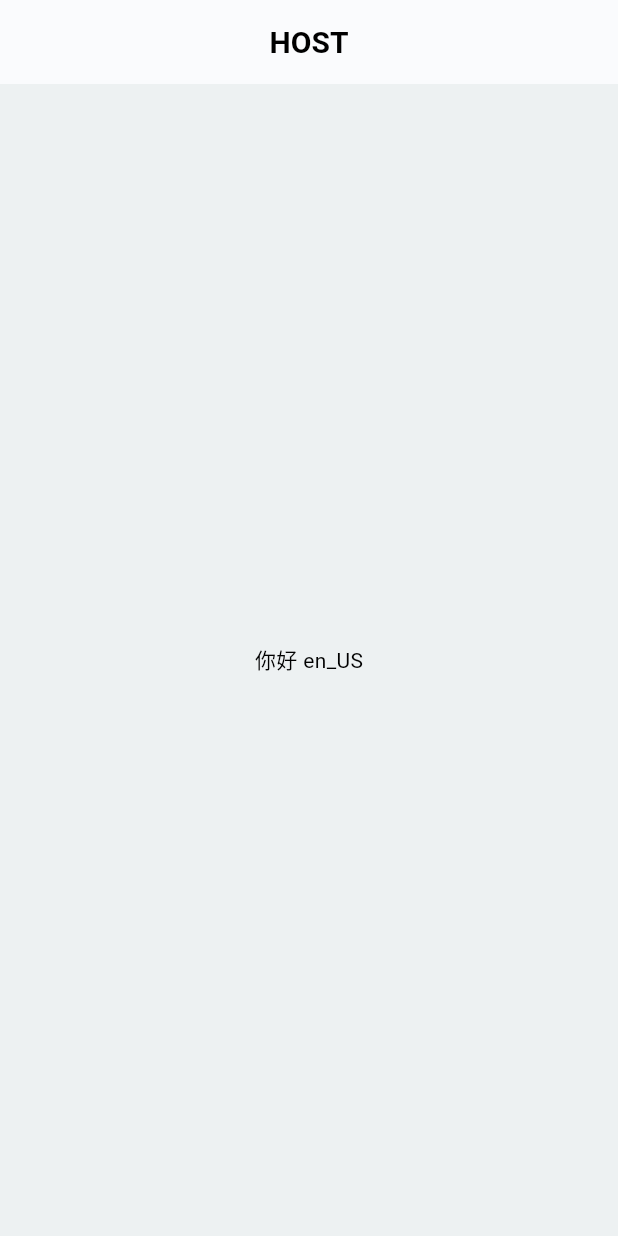
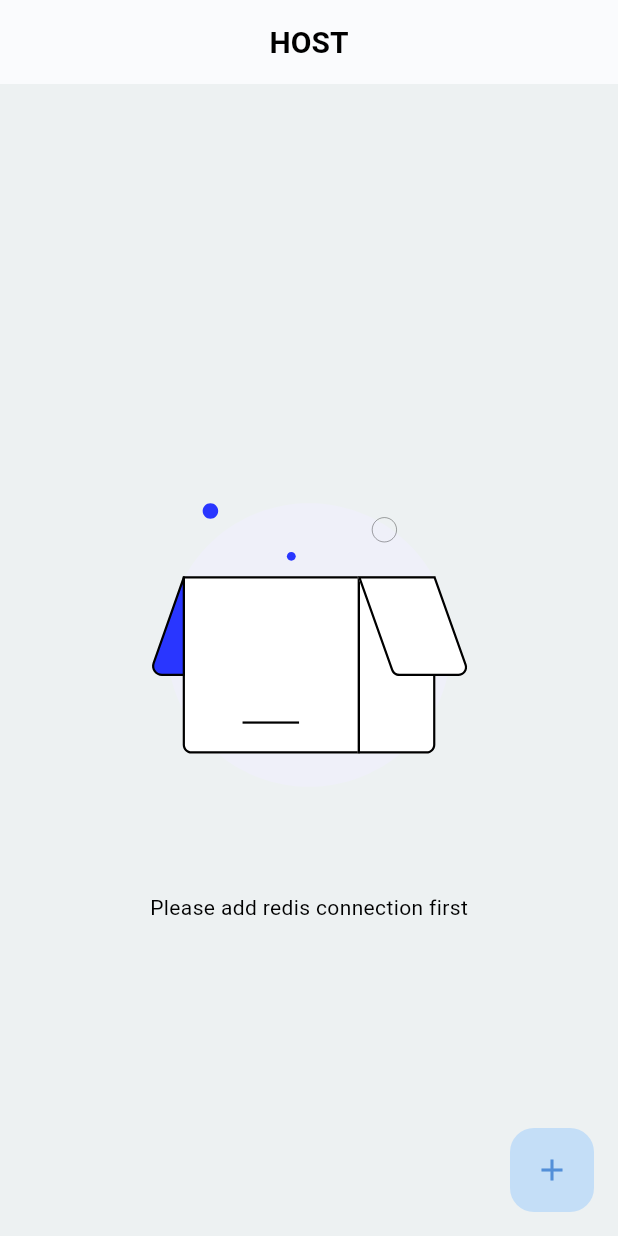
Before and after one commit to QuanBaia/redis_mobile_manager, a Flutter app: the screen it shows after launch, on a phone screen of 412 x 824 dp. Run offline on Flutter 3.47's test engine with Material 3 defaults, Android fonts, the phone set to English and light mode, and no system bars; our stand-ins replace flutter_svg, get, logger, shared_preferences; Roboto replaces fonts that are missing (HuaWeiSans).

Commit message:
edit it homepage

```diff
--- a/lib/pages/home/home_logic.dart
+++ b/lib/pages/home/home_logic.dart
@@ -8,8 +8,15 @@ class HomeLogic extends GetxController {
   final HomeState state = HomeState();
   final _redisConnectsController = Get.find<RedisConnectsController>();
 
+  //获取redis连接列表
+  get redisList => _redisConnectsController.redisVoList;
+
+
+
   @override
   void onInit() {
+
+
     super.onInit();
   }
 
--- a/lib/pages/home/home_view.dart
+++ b/lib/pages/home/home_view.dart
@@ -2,6 +2,7 @@ import 'package:flutter/material.dart';
 import 'package:get/get.dart';
 import '../../common/i18n/content.dart';
 import 'home_logic.dart';
+import 'index.dart';
 
 class HomePage extends StatelessWidget {
   const HomePage({Key? key}) : super(key: key);
@@ -15,8 +16,14 @@ class HomePage extends StatelessWidget {
       appBar: AppBar(
         title: Text(Content.homePageTitle.tr),
       ),
-      body: Center(
-        child: Text("你好 ${ Get.fallbackLocale }"),
+      floatingActionButton: const FloatingButton(),
+      body: Container(
+        height: double.infinity,
+        width: double.infinity,
+        padding: const EdgeInsets.all(20),
+        child: logic.redisList.isEmpty
+            ? const EmptyView()
+            : Obx(() => const RedisListView()),
       ),
     );
   }
--- /dev/null
+++ b/lib/pages/home/index.dart
@@ -0,0 +1,5 @@
+library home_page;
+
+export './widget/floating_button.dart';
+export './widget/empty_view.dart';
+export './widget/redis_list_View.dart';
--- /dev/null
+++ b/lib/pages/home/widget/empty_view.dart
@@ -0,0 +1,43 @@
+import 'package:flutter/material.dart';
+import 'package:flutter_svg/svg.dart';
+import 'package:get/get.dart';
+import 'package:redis_mobile_manager/common/assets_url.dart';
+import 'package:redis_mobile_manager/common/i18n/content.dart';
+
+class EmptyView extends StatelessWidget {
+  const EmptyView({super.key});
+
+  // 主体内容
+  Widget _buildEmptyView() {
+    return Center(
+      child: Column(
+        mainAxisAlignment: MainAxisAlignment.center,
+        children: [
+          // icon
+          SvgPicture.asset(
+            fit: BoxFit.contain,
+            height: Get.height * 0.4,
+            width: Get.height * 0.4,
+            AssetsUrl.homePageIsEmpty,
+          ),
+
+
+          // message
+          _buildEmptyMessage(),
+        ],
+      ),
+    );
+  }
+
+  // 如果没有数据，提示的信息
+  Widget _buildEmptyMessage() {
+    return Text(
+      Content.homePageIsEmptyText.tr,
+    );
+  }
+
+  @override
+  Widget build(BuildContext context) {
+    return _buildEmptyView();
+  }
+}
--- /dev/null
+++ b/lib/pages/home/widget/floating_button.dart
@@ -0,0 +1,20 @@
+import 'package:flutter/material.dart';
+
+
+class FloatingButton extends StatelessWidget {
+  const FloatingButton({super.key});
+
+
+  Widget _buildFloatingButton() {
+    return FloatingActionButton(
+      onPressed: () {},
+      child: const Icon(Icons.add),
+    );
+  }
+
+  @override
+  Widget build(BuildContext context) {
+    return _buildFloatingButton();
+  }
+
+}
--- /dev/null
+++ b/lib/pages/home/widget/redis_list_View.dart
@@ -0,0 +1,17 @@
+import 'package:flutter/material.dart';
+
+class RedisListView extends StatelessWidget {
+  const RedisListView({super.key});
+
+
+  Widget _buildRedisListView(){
+    return Container();
+  }
+
+
+
+  @override
+  Widget build(BuildContext context) {
+    return _buildRedisListView();
+  }
+}
```
